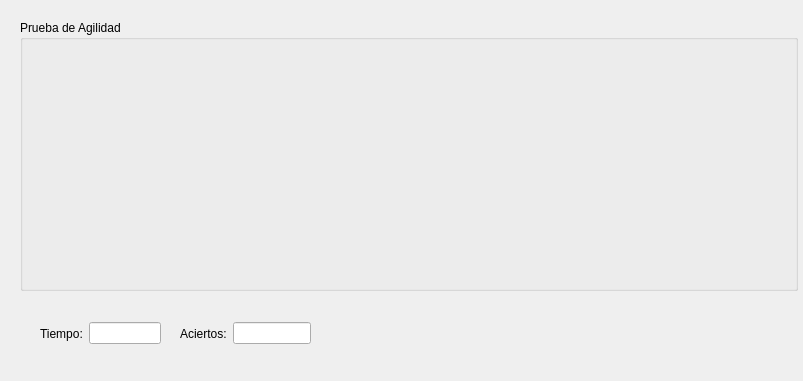
keisy43/proyecto_alse, file PA/prueba.ui: the form before one commit.
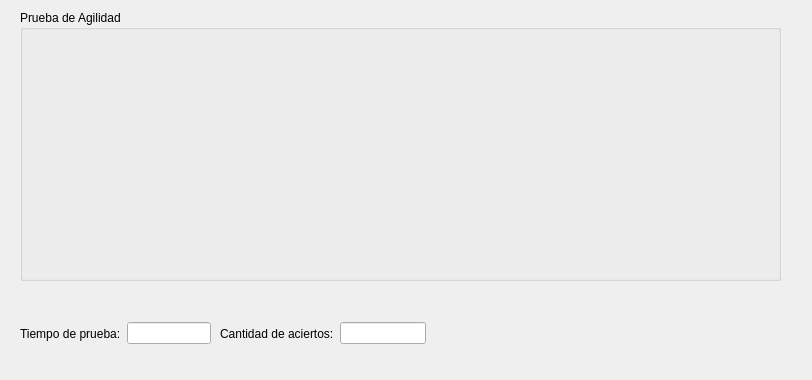
The form after the commit. Icons and pictures are not drawn.

```diff
--- a/PA/prueba.ui
+++ b/PA/prueba.ui
@@ -6,8 +6,8 @@
    <rect>
     <x>0</x>
     <y>0</y>
-    <width>803</width>
-    <height>381</height>
+    <width>812</width>
+    <height>380</height>
    </rect>
   </property>
   <property name="windowTitle">
@@ -17,8 +17,8 @@
    <property name="geometry">
     <rect>
      <x>20</x>
-     <y>20</y>
-     <width>778</width>
+     <y>10</y>
+     <width>761</width>
      <height>271</height>
     </rect>
    </property>
@@ -378,12 +378,12 @@
     </property>
    </widget>
   </widget>
-  <widget class="QWidget" name="">
+  <widget class="QWidget" name="layoutWidget">
    <property name="geometry">
     <rect>
-     <x>40</x>
+     <x>20</x>
      <y>320</y>
-     <width>121</width>
+     <width>191</width>
      <height>27</height>
     </rect>
    </property>
@@ -391,7 +391,7 @@
     <item>
      <widget class="QLabel" name="label_3">
       <property name="text">
-       <string>Tiempo:</string>
+       <string>Tiempo de prueba:</string>
       </property>
      </widget>
     </item>
@@ -400,12 +400,12 @@
     </item>
    </layout>
   </widget>
-  <widget class="QWidget" name="">
+  <widget class="QWidget" name="layoutWidget">
    <property name="geometry">
     <rect>
-     <x>180</x>
+     <x>220</x>
      <y>320</y>
-     <width>131</width>
+     <width>206</width>
      <height>27</height>
     </rect>
    </property>
@@ -413,7 +413,7 @@
     <item>
      <widget class="QLabel" name="label">
       <property name="text">
-       <string>Aciertos:</string>
+       <string>Cantidad de aciertos:</string>
       </property>
      </widget>
     </item>
```
